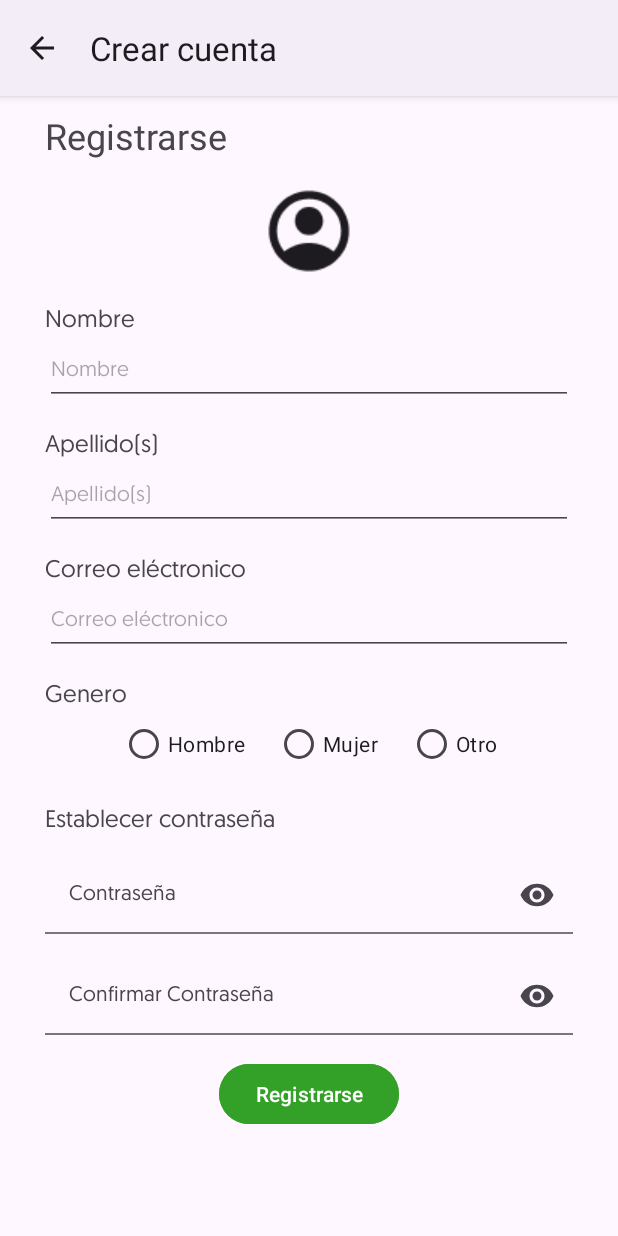
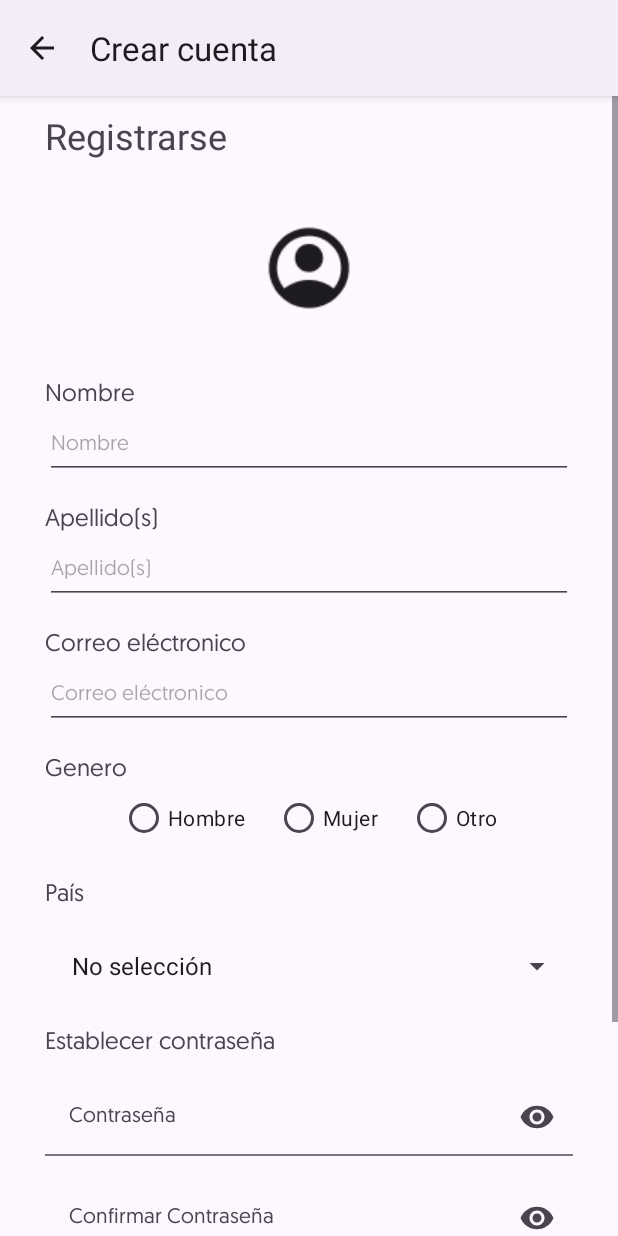
Before and after one commit to Oliver-Atondo/Equipo2Android, an Android app: the fragment SignUpFragment placed in its activity, on a phone screen of 412 x 824 dp. Run offline under Robolectric (Android 15) with nearby library versions, the phone set to English and light mode, and no system bars.

```diff
--- a/app/src/main/java/com/desswapp/module4eqp2/finalExercise/UserAccountActivity.kt
+++ b/app/src/main/java/com/desswapp/module4eqp2/finalExercise/UserAccountActivity.kt
@@ -51,11 +51,13 @@ class UserAccountActivity : AppCompatActivity() {
             val tvFullNameSignUp = binding.tvFullNameSignUp
             val tvEmailSignUp = binding.tvEmailSignUp
             val tvGenderSignUp = binding.tvGenderSignUp
+            val tvCountrySignUp = binding.tvCountrySignUp
             val tvPasswordSignUp = binding.tvPasswordSignUp
 
             tvFullNameSignUp.text = userInfo.name + " " + userInfo.lastName
             tvEmailSignUp.text = userInfo.email
             tvGenderSignUp.text = userInfo.gender
+            tvCountrySignUp.text = userInfo.country
             tvPasswordSignUp.text = userInfo.password
         }else{
             lyLogin.visibility = View.VISIBLE
--- a/app/src/main/java/com/desswapp/module4eqp2/finalExercise/UserInformation.kt
+++ b/app/src/main/java/com/desswapp/module4eqp2/finalExercise/UserInformation.kt
@@ -7,5 +7,6 @@ class UserInformation (
     var lastName: String,
     var email: String,
     var gender: String,
+    var country : String,
     var password: String
 ): Serializable
--- a/app/src/main/java/com/desswapp/module4eqp2/finalExercise/fragments/LogInFragment.kt
+++ b/app/src/main/java/com/desswapp/module4eqp2/finalExercise/fragments/LogInFragment.kt
@@ -36,8 +36,8 @@ class LogInFragment : Fragment() {
         (activity as FragmentControllerActivity).supportActionBar?.title = getString(R.string.btnFinalExercise)
 
         btnLogIn.setOnClickListener{
-            if(verifyData(etUser, etPassword)){
-                val userInfo = UserInformation("", "",etUser.text.toString(),"",etPassword.text.toString())
+            if (verifyData(etUser, etPassword)) {
+                val userInfo = UserInformation("", "",etUser.text.toString(),"", "", etPassword.text.toString())
                 val intent = Intent(requireContext(), UserAccountActivity::class.java).apply {
                     putExtra("EXTRA_USRINFO", userInfo)
                     putExtra("EXTRA_ISLOGIN", true)
--- a/app/src/main/res/layout/fragment_log_in.xml
+++ b/app/src/main/res/layout/fragment_log_in.xml
@@ -113,7 +113,7 @@
         android:layout_width="wrap_content"
         android:layout_height="wrap_content"
         android:layout_marginStart="5dp"
-        android:text="@string/tvLogin"
+        android:text="@string/btnSignUp"
         android:textStyle="italic"
         android:textColor="@color/ligthBlue"
         app:layout_constraintStart_toEndOf="@id/tvHaventAccount"
--- a/app/src/main/res/layout/fragment_sign_up.xml
+++ b/app/src/main/res/layout/fragment_sign_up.xml
@@ -158,6 +158,24 @@
             </RadioGroup>
 
             <TextView
+                android:id="@+id/tvCountry"
+                style="@style/staticText"
+                android:layout_width="match_parent"
+                android:layout_height="wrap_content"
+                android:layout_marginBottom="15dp"
+                android:text="@string/tcountry"/>
+
+            <Spinner
+                android:id="@+id/spCountry"
+                style="@style/staticText"
+                android:autofillHints=""
+                android:layout_width="match_parent"
+                android:layout_height="wrap_content"
+                android:layout_marginBottom="15dp"
+                android:minHeight="48dp"
+                android:padding="10dp"/>
+
+            <TextView
                 android:id="@+id/tvTContraseña"
                 style="@style/staticText"
                 android:layout_width="match_parent"
@@ -203,6 +221,18 @@
                     android:minHeight="48dp"/>
             </com.google.android.material.textfield.TextInputLayout>
 
+            <CheckBox
+                android:id="@+id/cbTerms"
+                app:layout_constraintTop_toBottomOf="@+id/ibExample"
+                app:layout_constraintStart_toStartOf="parent"
+                android:checked="false"
+                android:ems="10"
+                android:padding="10dp"
+                android:layout_marginTop="20dp"
+                android:text="@string/TermAndCond"
+                android:layout_width="match_parent"
+                android:layout_height="match_parent"/>
+
         </LinearLayout>
 
         <Button
@@ -211,6 +241,7 @@
             android:layout_height="wrap_content"
             android:backgroundTint="@color/green"
             android:text="@string/btnSignUp"
+            android:layout_marginTop="30dp"
             app:layout_constraintBottom_toBottomOf="parent"
             app:layout_constraintEnd_toStartOf="@id/guideEnd"
             app:layout_constraintStart_toEndOf="@id/guideStart"
--- a/app/src/main/res/values/strings.xml
+++ b/app/src/main/res/values/strings.xml
@@ -95,5 +95,42 @@
     <string name="createAccount">Crear cuenta</string>
     <string name="account">Cuenta</string>
     <string name="ErrorInfo">Ocurrio un error</string>
+    <string name="NoSelection">No selección</string>
+    <string name="TermAndCond">Acepto los términos y condiciones</string>
+    <string name="Conditions">Debes aceptar los términos y condiciones</string>
+    <string name="selecterInvalidC">Por favor selecciona un país</string>
+    <string name="tcountry">País</string>
+    <string-array name="countries_array">
+        <item>No selección</item>
+        <item>Alemania</item>
+        <item>Argentina</item>
+        <item>Australia</item>
+        <item>Bolivia</item>
+        <item>Brasil</item>
+        <item>Canadá</item>
+        <item>Chile</item>
+        <item>Colombia</item>
+        <item>Costa Rica</item>
+        <item>Cuba</item>
+        <item>Ecuador</item>
+        <item>El Salvador</item>
+        <item>España</item>
+        <item>Estados Unidos</item>
+        <item>Francia</item>
+        <item>Guatemala</item>
+        <item>Honduras</item>
+        <item>India</item>
+        <item>Italia</item>
+        <item>México</item>
+        <item>Nicaragua</item>
+        <item>Panamá</item>
+        <item>Paraguay</item>
+        <item>Perú</item>
+        <item>Puerto Rico</item>
+        <item>Reino Unido</item>
+        <item>República Dominicana</item>
+        <item>Uruguay</item>
+        <item>Venezuela</item>
+    </string-array>
 
 </resources>
```
Also changed, not shown: app/src/main/java/com/desswapp/module4eqp2/finalExercise/fragments/SignUpFragment.kt (+44 -6 lines), app/src/main/res/layout/activity_user_account.xml (+24 -2 lines), 1 other file.
